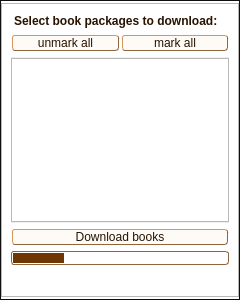
Above: mobileapp.ui from MosheWagner/Orayta-QT before the change. Below: the same form after it.
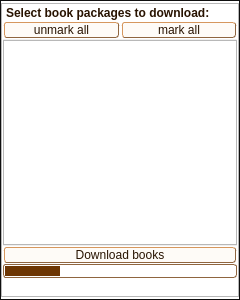
That is the form after the change. Icons and pictures are not drawn. Custom widgets are drawn as their Qt base class.

What changed in the file:
```diff
--- a/mobileapp.ui
+++ b/mobileapp.ui
@@ -3373,6 +3373,12 @@
          </widget>
          <widget class="QWidget" name="download">
           <layout class="QVBoxLayout" name="verticalLayout_20">
+           <property name="spacing">
+            <number>1</number>
+           </property>
+           <property name="margin">
+            <number>1</number>
+           </property>
            <item>
             <widget class="QLabel" name="label_4">
              <property name="font">
```
Left out of the diff: 2 changed lines with no effect on the pictures.
